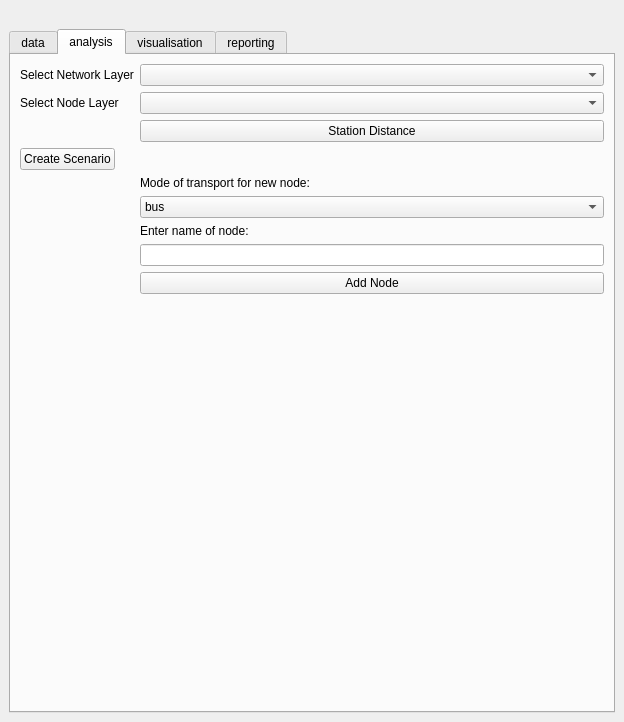
Before: the Qt Designer form PASCAL2/spatial_decision_dockwidget_base.ui in SimonGriffioen/GEO1005, drawn with Qt 5.
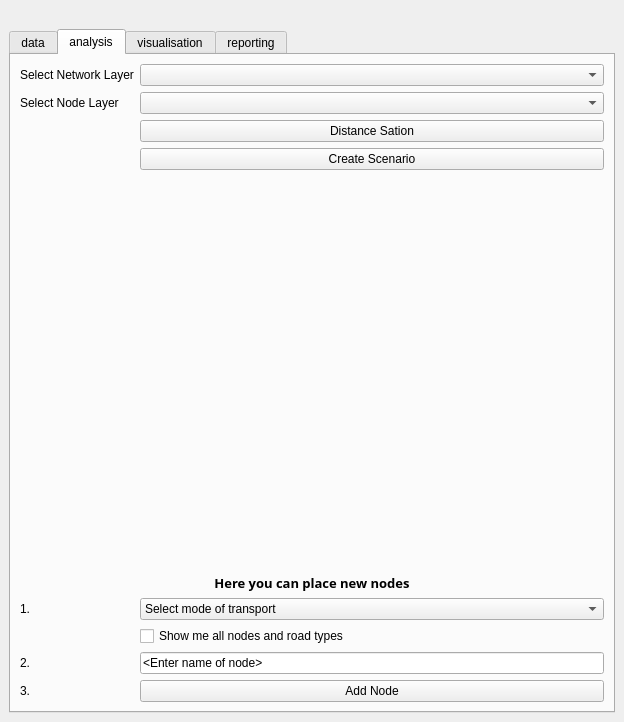
After: the same form once the commit is applied. Icons and pictures are not drawn.

```diff
--- a/PASCAL2/spatial_decision_dockwidget_base.ui
+++ b/PASCAL2/spatial_decision_dockwidget_base.ui
@@ -15,7 +15,17 @@
   </property>
   <widget class="QWidget" name="dockWidgetContents">
    <layout class="QGridLayout" name="gridLayout">
-    <item row="1" column="1">
+    <item row="0" column="1">
+     <widget class="QLabel" name="label">
+      <property name="text">
+       <string/>
+      </property>
+      <property name="pixmap">
+       <pixmap>../../../Development/pascal/PASCAL2/icons/pascal.png</pixmap>
+      </property>
+     </widget>
+    </item>
+    <item row="2" column="1">
      <widget class="QTabWidget" name="sampleWidgets">
       <property name="currentIndex">
        <number>1</number>
@@ -62,29 +72,71 @@
         <item row="2" column="1">
          <widget class="QComboBox" name="selectNodeCombo"/>
         </item>
-        <item row="3" column="1">
+        <item row="4" column="1">
          <widget class="QPushButton" name="stationDistanceButton">
           <property name="text">
-           <string>Station Distance</string>
+           <string>Distance Sation</string>
           </property>
          </widget>
         </item>
-        <item row="9" column="0">
+        <item row="7" column="1">
          <widget class="QPushButton" name="createScenarioButton">
           <property name="text">
            <string>Create Scenario</string>
           </property>
          </widget>
         </item>
-        <item row="10" column="1">
-         <widget class="QLabel" name="label_2">
+        <item row="8" column="1">
+         <spacer name="verticalSpacer">
+          <property name="orientation">
+           <enum>Qt::Vertical</enum>
+          </property>
+          <property name="sizeHint" stdset="0">
+           <size>
+            <width>20</width>
+            <height>40</height>
+           </size>
+          </property>
+         </spacer>
+        </item>
+        <item row="9" column="0" colspan="2">
+         <widget class="QLabel" name="label_9">
+          <property name="maximumSize">
+           <size>
+            <width>16777215</width>
+            <height>16777215</height>
+           </size>
+          </property>
+          <property name="font">
+           <font>
+            <family>Myriad Pro</family>
+            <pointsize>10</pointsize>
+            <weight>75</weight>
+            <bold>true</bold>
+           </font>
+          </property>
           <property name="text">
-           <string>Mode of transport for new node:</string>
+           <string>Here you can place new nodes</string>
+          </property>
+          <property name="alignment">
+           <set>Qt::AlignCenter</set>
+          </property>
+         </widget>
+        </item>
+        <item row="11" column="0">
+         <widget class="QLabel" name="label_6">
+          <property name="text">
+           <string>1.</string>
           </property>
          </widget>
         </item>
         <item row="11" column="1">
          <widget class="QComboBox" name="selectTransportCombo">
+          <item>
+           <property name="text">
+            <string>Select mode of transport</string>
+           </property>
+          </item>
           <item>
            <property name="text">
             <string>bus</string>
@@ -113,14 +165,32 @@
          </widget>
         </item>
         <item row="12" column="1">
-         <widget class="QLabel" name="label_5">
+         <widget class="QCheckBox" name="VisibilityCheckBox">
           <property name="text">
-           <string>Enter name of node:</string>
+           <string>Show me all nodes and road types</string>
+          </property>
+         </widget>
+        </item>
+        <item row="13" column="0">
+         <widget class="QLabel" name="label_7">
+          <property name="text">
+           <string>2.</string>
           </property>
          </widget>
         </item>
         <item row="13" column="1">
-         <widget class="QLineEdit" name="stopNameEdit"/>
+         <widget class="QLineEdit" name="stopNameEdit">
+          <property name="text">
+           <string>&lt;Enter name of node&gt;</string>
+          </property>
+         </widget>
+        </item>
+        <item row="14" column="0">
+         <widget class="QLabel" name="label_8">
+          <property name="text">
+           <string>3.</string>
+          </property>
+         </widget>
         </item>
         <item row="14" column="1">
          <widget class="QPushButton" name="addNodesButton">
```
Left out of the diff: 10 changed lines with no effect on the pictures.
